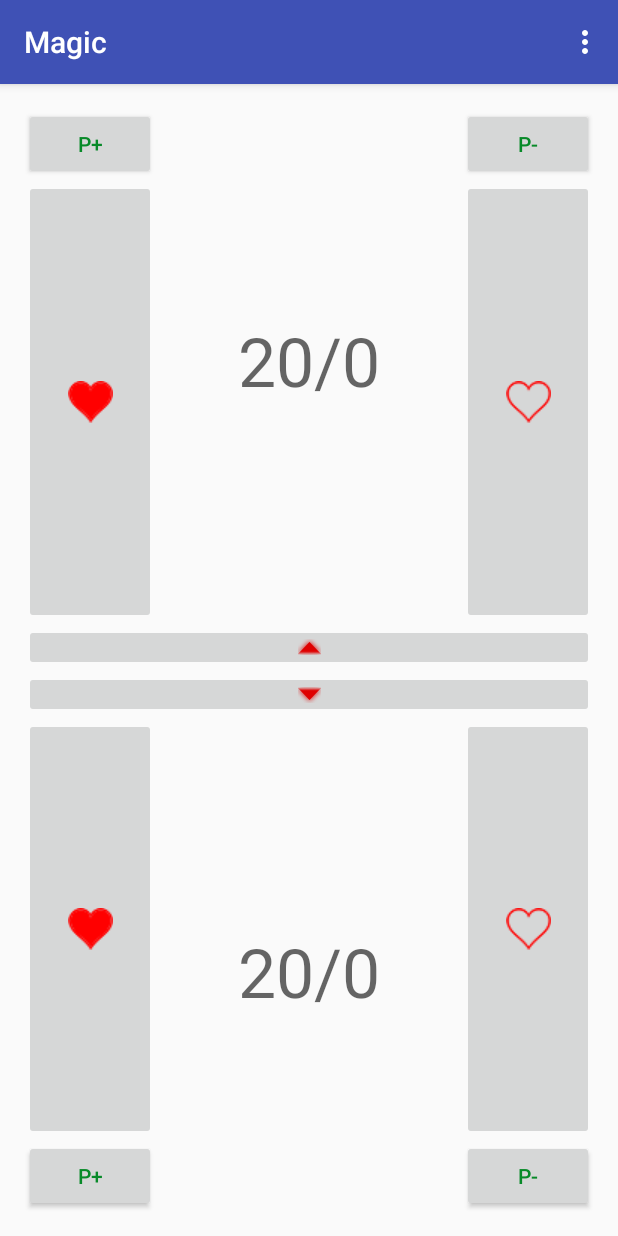
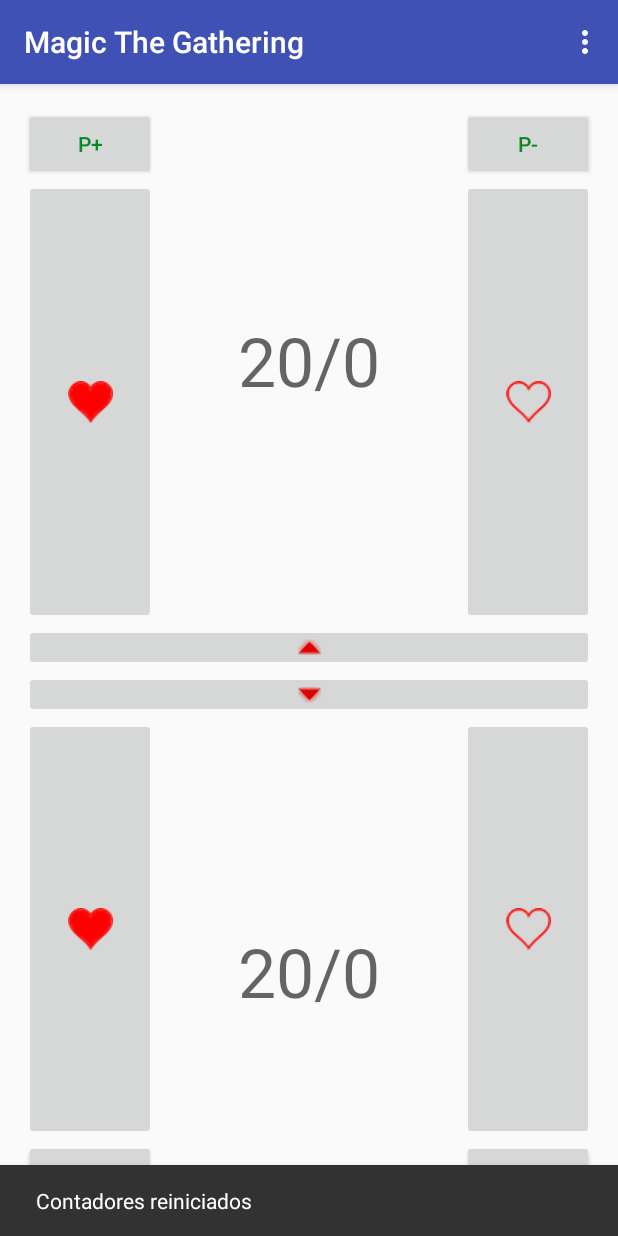
Before and after one commit to CristianJiRo/P2_Magic, an Android app: the screen it shows after launch (MainActivity), in the options menu, after a tap on "Reiniciar", on a phone screen of 412 x 824 dp. Run offline under Robolectric (Android 15) with nearby library versions, the phone set to English and light mode, and no system bars.

Commit message:
Programa con todos los elementos del ejercicio funcionales.

```diff
--- a/app/src/main/java/com/example/magic/MainActivity.java
+++ b/app/src/main/java/com/example/magic/MainActivity.java
@@ -8,6 +8,7 @@ import android.support.v7.widget.Toolbar;
 import android.view.View;
 import android.view.Menu;
 import android.view.MenuItem;
+import android.widget.FrameLayout;
 import android.widget.TextView;
 
 public class MainActivity extends AppCompatActivity {
@@ -149,6 +150,6 @@ public class MainActivity extends AppCompatActivity {
         p1Veneno=0;
         p2Veneno=0;
         actualizar();
-
+        Snackbar.make(findViewById(android.R.id.content), "Contadores reiniciados", Snackbar.LENGTH_LONG).show();
     }
 }
--- a/app/src/main/res/values/strings.xml
+++ b/app/src/main/res/values/strings.xml
@@ -1,4 +1,4 @@
 <resources>
-    <string name="app_name">Magic</string>
+    <string name="app_name">Magic The Gathering</string>
     <string name="action_settings">Reiniciar</string>
 </resources>
```
